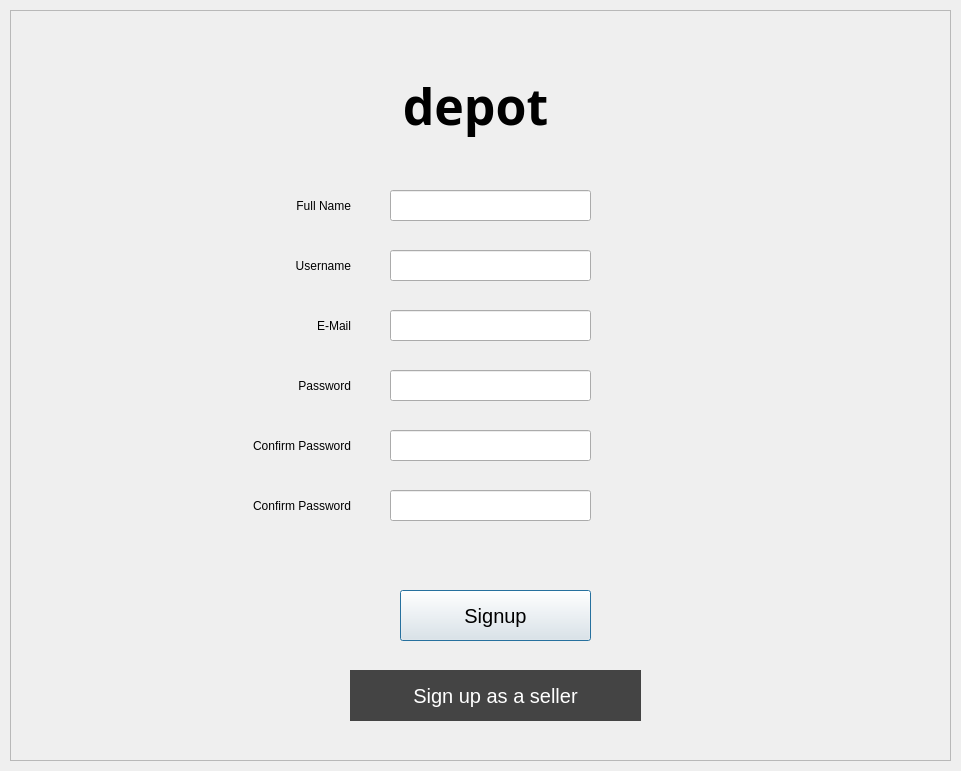
Before: the Qt Designer form EComm/seller_signup.ui in ManavNirgund/Ecommerce-manager, drawn with Qt 5.
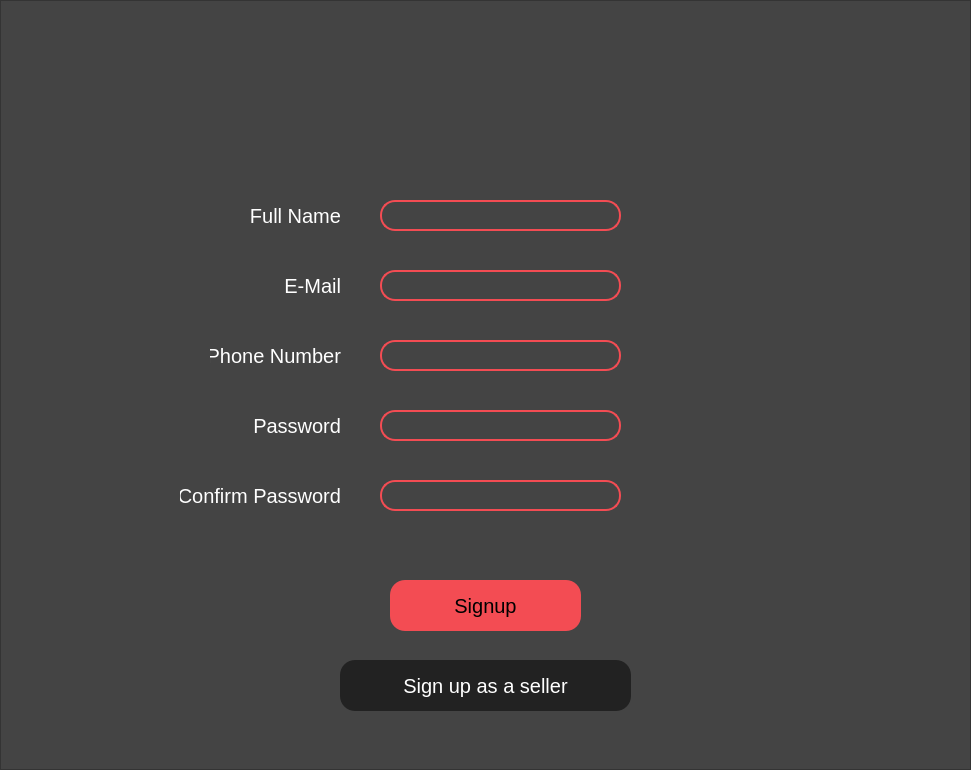
After: the same form once the commit is applied. Icons and pictures are not drawn.

Diff of the .ui file:
```diff
--- a/EComm/seller_signup.ui
+++ b/EComm/seller_signup.ui
@@ -6,22 +6,49 @@
    <rect>
     <x>0</x>
     <y>0</y>
-    <width>961</width>
-    <height>771</height>
+    <width>971</width>
+    <height>770</height>
    </rect>
   </property>
+  <property name="minimumSize">
+   <size>
+    <width>971</width>
+    <height>770</height>
+   </size>
+  </property>
+  <property name="maximumSize">
+   <size>
+    <width>971</width>
+    <height>770</height>
+   </size>
+  </property>
   <property name="windowTitle">
    <string>Seller Signup</string>
   </property>
   <widget class="QFrame" name="frm_Signup">
    <property name="geometry">
     <rect>
-     <x>10</x>
-     <y>10</y>
-     <width>941</width>
-     <height>751</height>
+     <x>0</x>
+     <y>0</y>
+     <width>971</width>
+     <height>770</height>
     </rect>
    </property>
+   <property name="minimumSize">
+    <size>
+     <width>0</width>
+     <height>0</height>
+    </size>
+   </property>
+   <property name="maximumSize">
+    <size>
+     <width>16777215</width>
+     <height>16777215</height>
+    </size>
+   </property>
+   <property name="styleSheet">
+    <string notr="true">background: #444;</string>
+   </property>
    <property name="frameShape">
     <enum>QFrame::StyledPanel</enum>
    </property>
@@ -34,7 +61,7 @@
       <x>340</x>
       <y>60</y>
       <width>251</width>
-      <height>71</height>
+      <height>91</height>
      </rect>
     </property>
     <property name="layoutDirection">
@@ -46,67 +73,70 @@
 font-weight: bold;</string>
     </property>
     <property name="text">
-     <string>depot</string>
+     <string/>
+    </property>
+    <property name="pixmap">
+     <pixmap>Resources/Icons/depot.png</pixmap>
     </property>
     <property name="alignment">
      <set>Qt::AlignCenter</set>
     </property>
    </widget>
-   <widget class="QLabel" name="lbl_Username">
-    <property name="geometry">
-     <rect>
-      <x>220</x>
-      <y>240</y>
-      <width>121</width>
-      <height>31</height>
-     </rect>
-    </property>
-    <property name="text">
-     <string>Username</string>
-    </property>
-    <property name="alignment">
-     <set>Qt::AlignRight|Qt::AlignTrailing|Qt::AlignVCenter</set>
-    </property>
-   </widget>
    <widget class="QLineEdit" name="txt_Pass">
     <property name="geometry">
      <rect>
       <x>380</x>
-      <y>360</y>
-      <width>201</width>
+      <y>410</y>
+      <width>241</width>
       <height>31</height>
      </rect>
     </property>
-   </widget>
-   <widget class="QLineEdit" name="txt_Username">
-    <property name="geometry">
-     <rect>
-      <x>380</x>
-      <y>240</y>
-      <width>201</width>
-      <height>31</height>
-     </rect>
+    <property name="focusPolicy">
+     <enum>Qt::ClickFocus</enum>
+    </property>
+    <property name="styleSheet">
+     <string notr="true">border: 2px solid rgb(243, 76, 83);
+border-radius: 15px;
+padding-left: 10px;
+padding-bottom: 1px;
+color: white;
+font-size: 20px;</string>
     </property>
    </widget>
    <widget class="QLineEdit" name="txt_SelEmail">
     <property name="geometry">
      <rect>
       <x>380</x>
-      <y>300</y>
-      <width>201</width>
+      <y>270</y>
+      <width>241</width>
       <height>31</height>
      </rect>
     </property>
+    <property name="focusPolicy">
+     <enum>Qt::ClickFocus</enum>
+    </property>
+    <property name="styleSheet">
+     <string notr="true">border: 2px solid rgb(243, 76, 83);
+border-radius: 15px;
+padding-left: 10px;
+padding-bottom: 1px;
+color: white;
+font-size: 20px;</string>
+    </property>
    </widget>
    <widget class="QLabel" name="lbl_Pass">
     <property name="geometry">
      <rect>
       <x>230</x>
-      <y>360</y>
+      <y>410</y>
       <width>111</width>
       <height>31</height>
      </rect>
     </property>
+    <property name="styleSheet">
+     <string notr="true">color: white;
+font-size: 20px;</string>
+    </property>
     <property name="text">
      <string>Password</string>
     </property>
@@ -118,11 +148,15 @@
     <property name="geometry">
      <rect>
       <x>230</x>
-      <y>300</y>
+      <y>270</y>
       <width>111</width>
       <height>31</height>
      </rect>
     </property>
+    <property name="styleSheet">
+     <string notr="true">color: white;
+font-size: 20px;</string>
+    </property>
     <property name="text">
      <string>E-Mail</string>
     </property>
@@ -134,11 +168,15 @@
     <property name="geometry">
      <rect>
       <x>220</x>
-      <y>180</y>
+      <y>200</y>
       <width>121</width>
       <height>31</height>
      </rect>
     </property>
+    <property name="styleSheet">
+     <string notr="true">color: white;
+font-size: 20px;</string>
+    </property>
     <property name="text">
      <string>Full Name</string>
     </property>
@@ -150,11 +188,22 @@
     <property name="geometry">
      <rect>
       <x>380</x>
-      <y>180</y>
-      <width>201</width>
+      <y>200</y>
+      <width>241</width>
       <height>31</height>
      </rect>
     </property>
+    <property name="focusPolicy">
+     <enum>Qt::StrongFocus</enum>
+    </property>
+    <property name="styleSheet">
+     <string notr="true">border: 2px solid rgb(243, 76, 83);
+border-radius: 15px;
+padding-left: 10px;
+padding-bottom: 1px;
+color: white;
+font-size: 20px;</string>
+    </property>
     <property name="text">
      <string/>
     </property>
@@ -163,21 +212,36 @@
     <property name="geometry">
      <rect>
       <x>380</x>
-      <y>420</y>
-      <width>201</width>
+      <y>480</y>
+      <width>241</width>
       <height>31</height>
      </rect>
     </property>
+    <property name="focusPolicy">
+     <enum>Qt::ClickFocus</enum>
+    </property>
+    <property name="styleSheet">
+     <string notr="true">border: 2px solid rgb(243, 76, 83);
+border-radius: 15px;
+padding-left: 10px;
+padding-bottom: 1px;
+color: white;
+font-size: 20px;</string>
+    </property>
    </widget>
    <widget class="QLabel" name="lbl_PassConfirm">
     <property name="geometry">
      <rect>
-      <x>230</x>
-      <y>420</y>
-      <width>111</width>
+      <x>180</x>
+      <y>480</y>
+      <width>161</width>
       <height>31</height>
      </rect>
     </property>
+    <property name="styleSheet">
+     <string notr="true">color: white;
+font-size: 20px;</string>
+    </property>
     <property name="text">
      <string>Confirm Password</string>
     </property>
@@ -195,7 +259,10 @@
      </rect>
     </property>
     <property name="styleSheet">
-     <string notr="true">font-size: 20px;</string>
+     <string notr="true">border: none;
+border-radius: 15px;
+background: rgb(243, 76, 83);
+font-size: 20px;</string>
     </property>
     <property name="text">
      <string>Signup</string>
@@ -212,7 +279,8 @@
     </property>
     <property name="styleSheet">
      <string notr="true">border: none;
-background: #444;
+border-radius: 15px;
+background: #222;
 color: white;
 font-size: 20px;
 </string>
@@ -225,23 +293,38 @@
     <property name="geometry">
      <rect>
       <x>380</x>
-      <y>480</y>
-      <width>201</width>
+      <y>340</y>
+      <width>241</width>
       <height>31</height>
      </rect>
     </property>
+    <property name="focusPolicy">
+     <enum>Qt::ClickFocus</enum>
+    </property>
+    <property name="styleSheet">
+     <string notr="true">border: 2px solid rgb(243, 76, 83);
+border-radius: 15px;
+padding-left: 10px;
+padding-bottom: 1px;
+color: white;
+font-size: 20px;</string>
+    </property>
    </widget>
    <widget class="QLabel" name="lbl_PassConfirm_2">
     <property name="geometry">
      <rect>
-      <x>230</x>
-      <y>480</y>
-      <width>111</width>
+      <x>210</x>
+      <y>340</y>
+      <width>131</width>
       <height>31</height>
      </rect>
     </property>
+    <property name="styleSheet">
+     <string notr="true">color: white;
+font-size: 20px;</string>
+    </property>
     <property name="text">
-     <string>Confirm Password</string>
+     <string>Phone Number</string>
     </property>
     <property name="alignment">
      <set>Qt::AlignRight|Qt::AlignTrailing|Qt::AlignVCenter</set>
```
Left out of the diff: 71 changed lines with no effect on the pictures.
